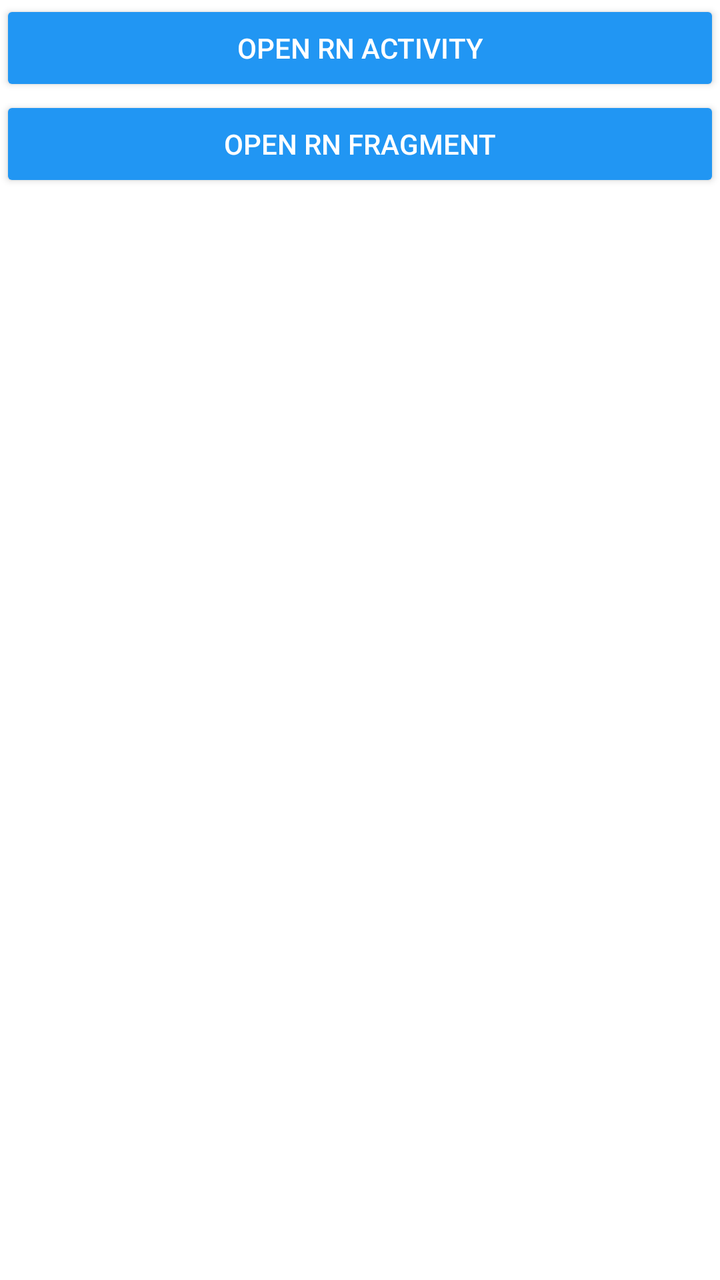
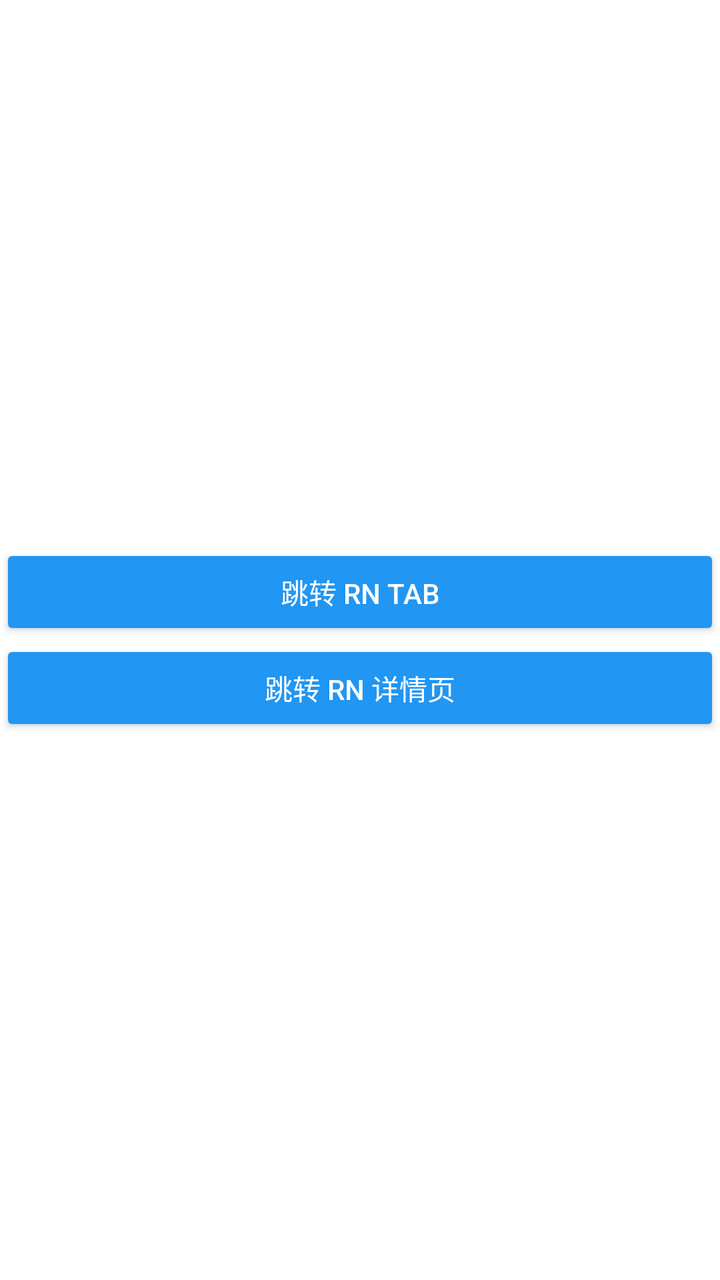

Screens rendered from an Android XML layout before and after an edit, with the pre-edit source and the edit as a unified diff.
<!-- AndroidManifest.xml: application theme Theme.Igo -->
<!-- res/layout/fragment_home.xml -->
<?xml version="1.0" encoding="utf-8"?>
<LinearLayout xmlns:android="http://schemas.android.com/apk/res/android"
    android:layout_width="match_parent"
    android:layout_height="match_parent"
    android:layout_margin="12dp"
    android:orientation="vertical">

    <Button
        android:id="@+id/toRNActivity"
        android:layout_width="match_parent"
        android:layout_height="wrap_content"
        android:backgroundTint="@color/home_color"
        android:textColor="@color/white"
        android:text="Open RN Activity" />

    <Button
        android:id="@+id/toRNFragment"
        android:layout_width="match_parent"
        android:layout_height="wrap_content"
        android:backgroundTint="@color/home_color"
        android:textColor="@color/white"
        android:text="Open RN Fragment" />
</LinearLayout>
<!-- resources referenced by this layout -->
<resources>
  <color name="home_color">#FF2196F3</color>
  <color name="white">#FFFFFFFF</color>
  <style name="Theme.Igo" parent="Theme.MaterialComponents.DayNight.NoActionBar">
          
          <item name="colorPrimary">@color/purple_500</item>
          <item name="colorPrimaryVariant">@color/purple_700</item>
          <item name="colorOnPrimary">@color/white</item>
          
          <item name="colorSecondary">@color/teal_200</item>
          <item name="colorSecondaryVariant">@color/teal_700</item>
          <item name="colorOnSecondary">@color/black</item>
          
      </style>
  <color name="purple_500">#FF6200EE</color>
  <color name="purple_700">#FF3700B3</color>
  <color name="teal_200">#FF03DAC5</color>
  <color name="teal_700">#FF018786</color>
  <color name="black">#FF000000</color>
</resources>

<!-- the commit's change to res/layout/fragment_home.xml (unified diff, before → after) -->
@@ -3,21 +3,24 @@
     android:layout_width="match_parent"
     android:layout_height="match_parent"
     android:layout_margin="12dp"
+    android:gravity="center"
     android:orientation="vertical">
+
+    <Button
+        android:id="@+id/toRNFragment"
+        android:layout_width="match_parent"
+        android:layout_height="wrap_content"
+        android:backgroundTint="@color/home_color"
+        android:text="跳转 RN Tab"
+        android:textColor="@color/white" />
+
 
     <Button
         android:id="@+id/toRNActivity"
         android:layout_width="match_parent"
         android:layout_height="wrap_content"
         android:backgroundTint="@color/home_color"
-        android:textColor="@color/white"
-        android:text="Open RN Activity" />
+        android:text="跳转 RN 详情页"
+        android:textColor="@color/white" />
 
-    <Button
-        android:id="@+id/toRNFragment"
-        android:layout_width="match_parent"
-        android:layout_height="wrap_content"
-        android:backgroundTint="@color/home_color"
-        android:textColor="@color/white"
-        android:text="Open RN Fragment" />
 </LinearLayout>
